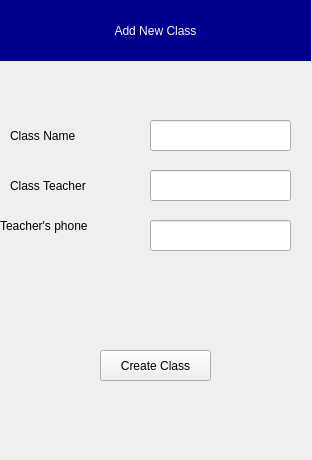
Qt form addClass.ui (AfolabiSunday/timetable_generator) before a commit.
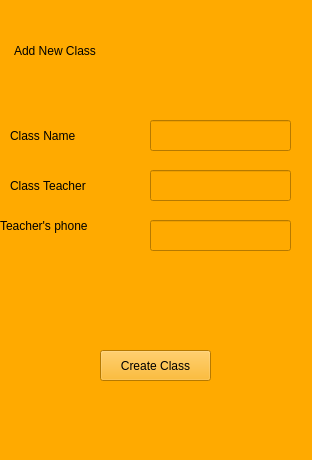
The same form after that commit.

```diff
--- a/addClass.ui
+++ b/addClass.ui
@@ -13,27 +13,11 @@
   <property name="windowTitle">
    <string>Form</string>
   </property>
-  <widget class="QLabel" name="label">
-   <property name="geometry">
-    <rect>
-     <x>0</x>
-     <y>0</y>
-     <width>311</width>
-     <height>61</height>
-    </rect>
-   </property>
-   <property name="styleSheet">
-    <string notr="true">font: 75 11pt &quot;Verdana&quot;;
-color: rgb(252, 252, 252);
-background-color: rgb(0, 0, 140);</string>
-   </property>
-   <property name="text">
-    <string>Add New Class</string>
-   </property>
-   <property name="alignment">
-    <set>Qt::AlignCenter</set>
-   </property>
-  </widget>
+  <property name="styleSheet">
+   <string notr="true">font: 10pt &quot;MS Shell Dlg 2&quot;;
+background-color: rgb(255, 170, 0);
+</string>
+  </property>
   <widget class="QPushButton" name="pushButton">
    <property name="geometry">
     <rect>
@@ -125,6 +109,19 @@
     </rect>
    </property>
   </widget>
+  <widget class="QLabel" name="label">
+   <property name="geometry">
+    <rect>
+     <x>14</x>
+     <y>30</y>
+     <width>291</width>
+     <height>41</height>
+    </rect>
+   </property>
+   <property name="text">
+    <string>Add New Class</string>
+   </property>
+  </widget>
  </widget>
  <resources/>
  <connections/>
```
